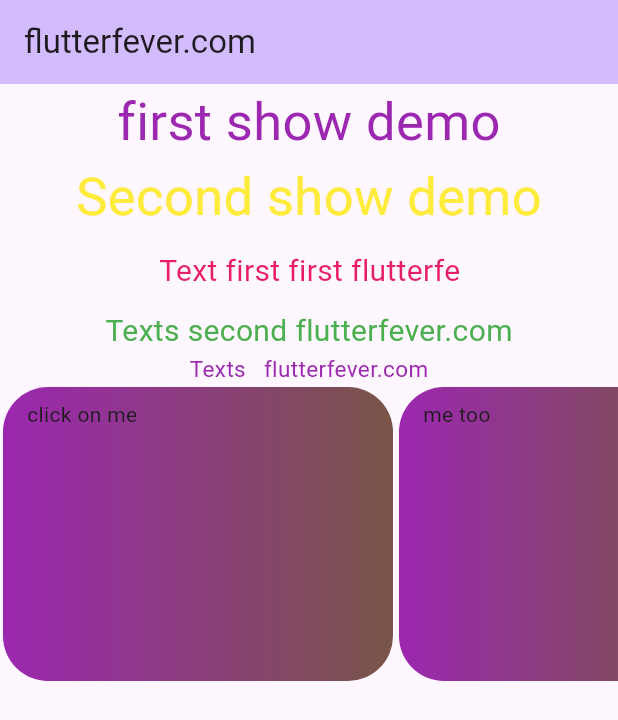
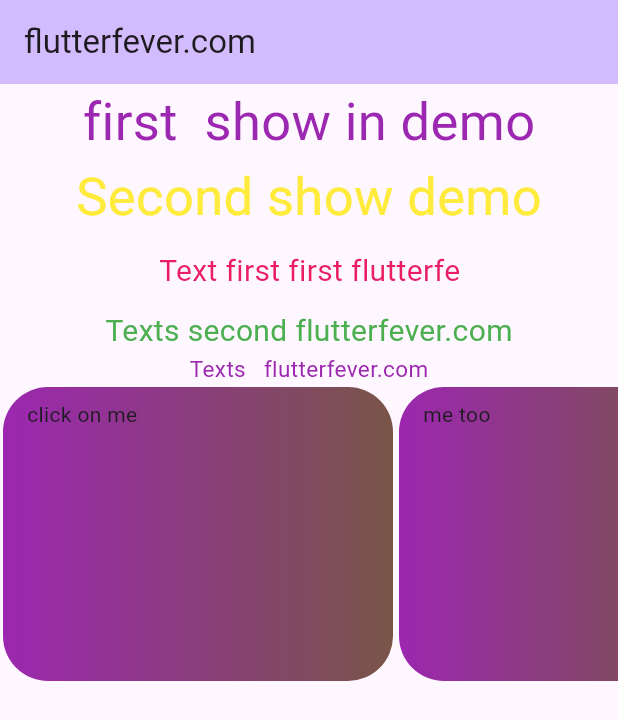
Before and after one commit to coderbaba0/showup_delayanimation, a Flutter app: the screen it shows after launch, on a phone screen of 412 x 824 dp. Shown: the top 720 px of the screen. Run offline on Flutter 3.47's test engine with Material 2 defaults, Android fonts, the light colour scheme and no system bars.

```diff
--- a/lib/main.dart
+++ b/lib/main.dart
@@ -44,7 +44,7 @@
             //Note that this "ShowUp" widgets can animate anything, not just texts.
             // loading delay animation
             ShowUp(
-              child: Text("first show demo",style: TextStyle(color: Colors.purple,fontSize: 35)),
+              child: Text("first  show in demo",style: TextStyle(color: Colors.purple,fontSize: 35)),
               delay: delayAmount,
             ),
             ShowUp(
```
